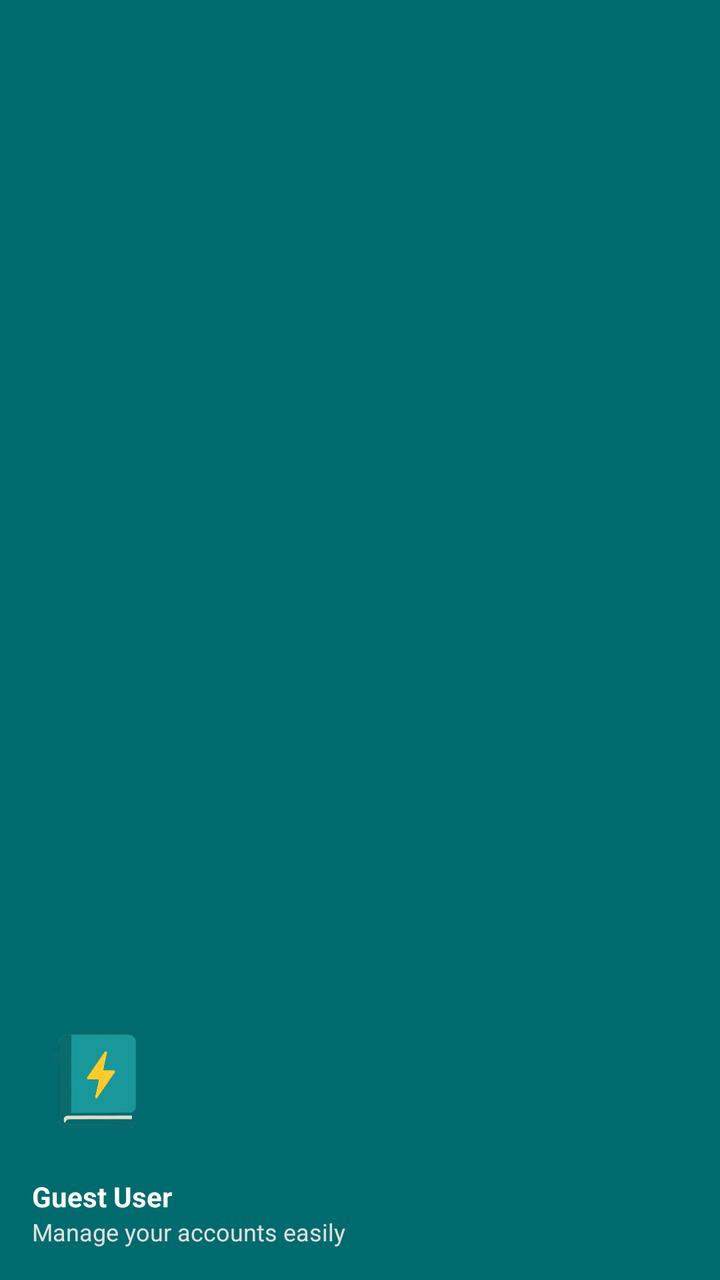
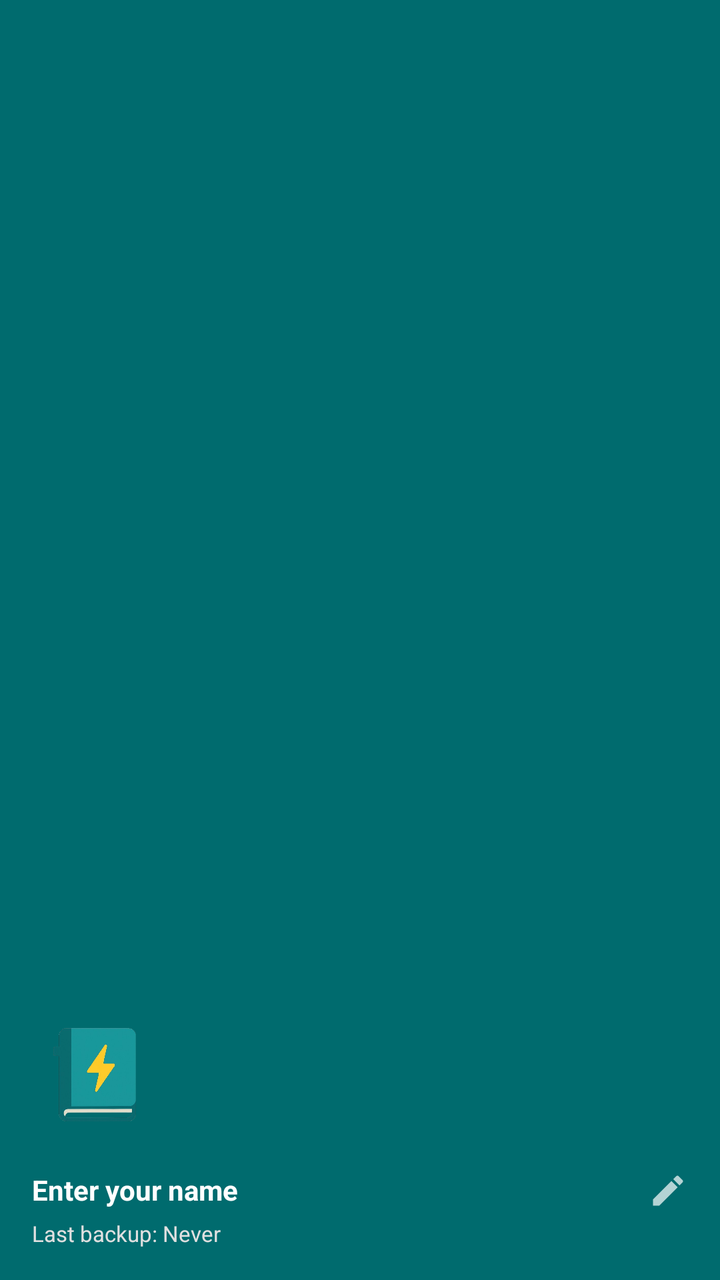

The first picture is an Android layout as it rendered before a commit; the second is the same layout after the commit. The layout source and the unified diff follow.
<!-- AndroidManifest.xml: application theme Theme.SmartLedger -->
<!-- res/layout/nav_header.xml -->
<?xml version="1.0" encoding="utf-8"?>
<LinearLayout xmlns:android="http://schemas.android.com/apk/res/android"
    android:layout_width="match_parent"
    android:layout_height="176dp"
    android:background="@color/teal_dark"
    android:gravity="bottom"
    android:orientation="vertical"
    android:padding="16dp"
    android:theme="@style/ThemeOverlay.AppCompat.Dark">

    <ImageView
        android:layout_width="64dp"
        android:layout_height="64dp"
        android:src="@drawable/app_logo_drawer"
        android:contentDescription="App Logo" />

    <TextView
        android:id="@+id/headerName"
        android:layout_width="match_parent"
        android:layout_height="wrap_content"
        android:layout_marginTop="16dp"
        android:text="Guest User"
        android:textAppearance="@style/TextAppearance.AppCompat.Body1"
        android:textColor="@color/white"
        android:textStyle="bold" />

    <TextView
        android:layout_width="wrap_content"
        android:layout_height="wrap_content"
        android:text="Manage your accounts easily"
        android:textColor="#E0E0E0"
        android:textSize="12sp"/>

</LinearLayout>
<!-- resources referenced by this layout -->
<resources>
  <color name="teal_dark">#006B6E</color>
  <color name="white">#FFFFFFFF</color>
  <!-- drawable app_logo_drawer: png bitmap (drawable, 77518 bytes) -->
  <style name="Theme.SmartLedger" parent="Base.Theme.SmartLedger" />
  <style name="Base.Theme.SmartLedger" parent="Theme.Material3.DayNight.NoActionBar">
          <item name="colorPrimary">@color/teal_main</item>
  
          <item name="colorOutline">#757575</item>
          <item name="colorOnSurfaceVariant">#757575</item>
  
          <item name="windowActionModeOverlay">true</item>
          <item name="actionModeStyle">@style/CustomActionMode</item>
      </style>
  <color name="teal_main">#179A9D</color>
  <style name="CustomActionMode" parent="Widget.AppCompat.ActionMode">
          <item name="background">@color/teal_dark</item>
  
          <item name="actionModeCloseDrawable">@drawable/ic_close</item>
          <item name="android:actionModeCloseDrawable">@drawable/ic_close</item>
          <item name="closeIcon">@drawable/ic_close</item>
  
          <item name="titleTextStyle">@style/ActionModeTitle</item>
      </style>
  <!-- drawable ic_close (drawable) -->
  <vector xmlns:android="http://schemas.android.com/apk/res/android"
      android:width="24dp"
      android:height="24dp"
      android:viewportWidth="24.0"
      android:viewportHeight="24.0">
      <path
          android:fillColor="#FFFFFF"
          android:pathData="M19,6.41L17.59,5 12,10.59 6.41,5 5,6.41 10.59,12 5,17.59 6.41,19 12,13.41 17.59,19 19,17.59 13.41,12z"/>
  </vector>
  <style name="ActionModeTitle" parent="TextAppearance.AppCompat.Widget.ActionMode.Title">
          <item name="android:textColor">@color/white</item>
          <item name="android:textSize">18sp</item>
      </style>
</resources>

<!-- the commit's change to res/layout/nav_header.xml (unified diff, before → after) -->
@@ -19,16 +19,20 @@
         android:layout_width="match_parent"
         android:layout_height="wrap_content"
         android:layout_marginTop="16dp"
-        android:text="Guest User"
+        android:text="Enter your name"
         android:textAppearance="@style/TextAppearance.AppCompat.Body1"
         android:textColor="@color/white"
-        android:textStyle="bold" />
+        android:textStyle="bold"
+        android:drawableEnd="@drawable/ic_edit_small"
+        android:drawablePadding="8dp" />
 
     <TextView
+        android:id="@+id/tvLastBackup"
         android:layout_width="wrap_content"
         android:layout_height="wrap_content"
-        android:text="Manage your accounts easily"
+        android:layout_marginTop="4dp"
+        android:text="Last backup: Never"
         android:textColor="#E0E0E0"
-        android:textSize="12sp"/>
+        android:textSize="11sp"/>
 
 </LinearLayout>
<!-- resource entries referenced after the edit -->
@@ -3,6 +3,18 @@
   <color name="teal_dark">#006B6E</color>
   <color name="white">#FFFFFFFF</color>
   <!-- drawable app_logo_drawer: png bitmap (drawable, 77518 bytes) -->
+  <!-- drawable ic_edit_small (drawable) -->
+  <vector xmlns:android="http://schemas.android.com/apk/res/android"
+      android:width="20dp"
+      android:height="20dp"
+      android:viewportWidth="24"
+      android:viewportHeight="24"
+      android:tint="?attr/colorControlNormal">
+  
+      <path
+          android:fillColor="@android:color/white"
+          android:pathData="M3,17.25V21h3.75L17.81,9.94l-3.75,-3.75L3,17.25zM20.71,7.04c0.39,-0.39 0.39,-1.02 0,-1.41l-2.34,-2.34c-0.39,-0.39 -1.02,-0.39 -1.41,0l-1.83,1.83 3.75,3.75 1.83,-1.83z"/>
+  </vector>
   <style name="Theme.SmartLedger" parent="Base.Theme.SmartLedger" />
   <style name="Base.Theme.SmartLedger" parent="Theme.Material3.DayNight.NoActionBar">
           <item name="colorPrimary">@color/teal_main</item>
